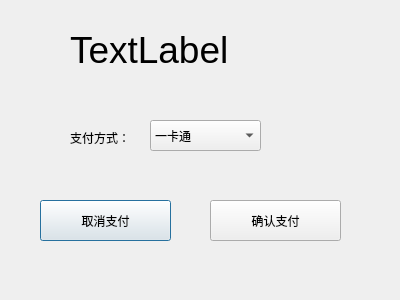
Reason-Wang/se_project, file orderManage_module/ui_file/pay.ui: the form before one commit.
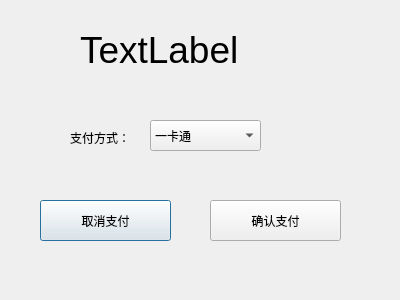
The form after the commit.

Diff of the .ui file:
```diff
--- a/orderManage_module/ui_file/pay.ui
+++ b/orderManage_module/ui_file/pay.ui
@@ -41,7 +41,7 @@
   <widget class="QLabel" name="money_label">
    <property name="geometry">
     <rect>
-     <x>70</x>
+     <x>80</x>
      <y>20</y>
      <width>221</width>
      <height>61</height>
```
